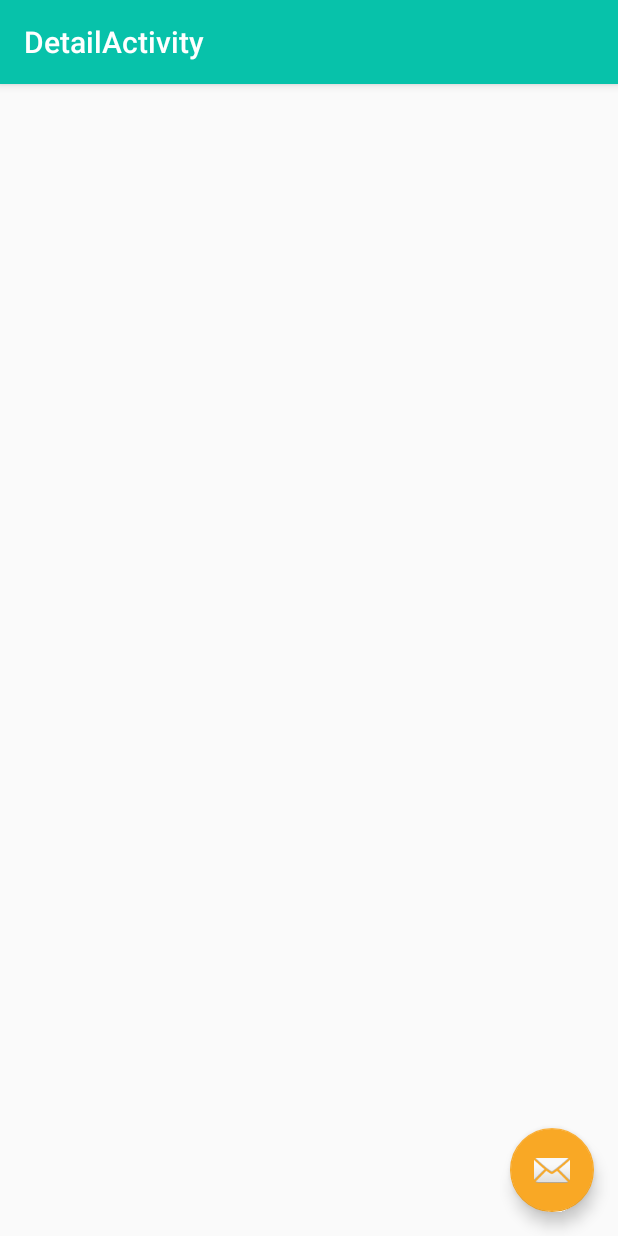
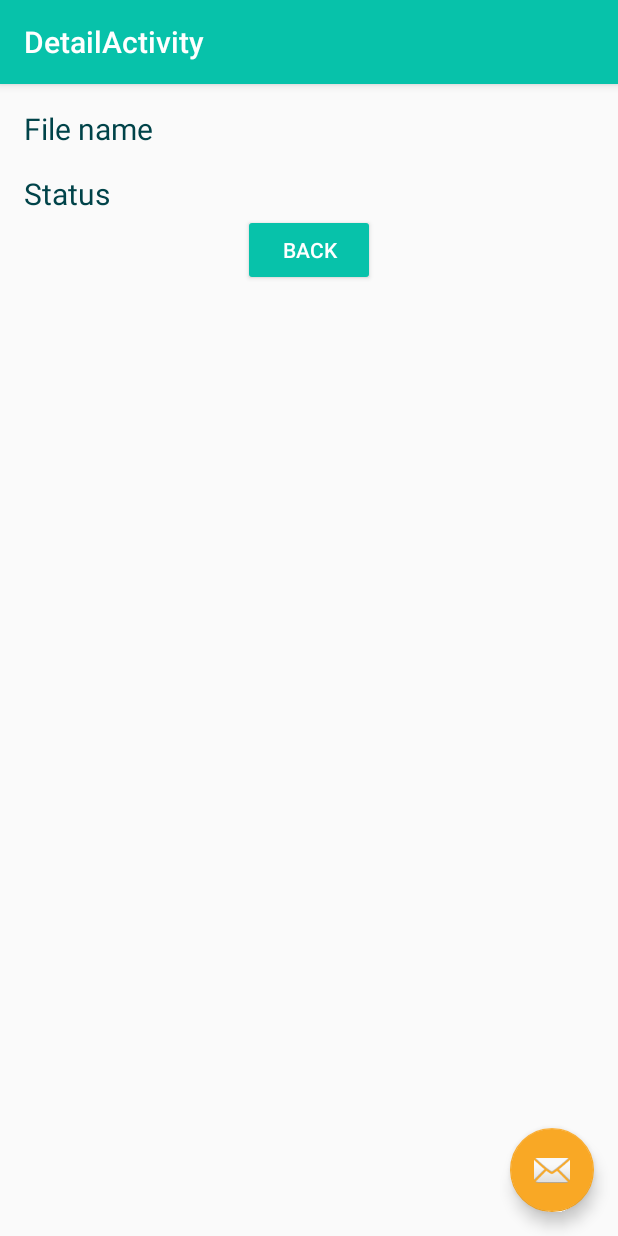
Before and after one commit to ancutapopescu/LoadApp, an Android app: the DetailActivity screen opened directly, with no data from a screen before it, on a phone screen of 412 x 824 dp. Run offline under Robolectric (Android 15) with nearby library versions, the phone set to English and light mode, and no system bars.

Commit message:
First commit

```diff
--- a/app/src/main/java/com/udacity/DetailActivity.kt
+++ b/app/src/main/java/com/udacity/DetailActivity.kt
@@ -1,15 +1,49 @@
 package com.udacity
 
+import android.app.NotificationManager
+import android.content.Intent
+import android.graphics.Color
 import android.os.Bundle
+import android.view.View
 import androidx.appcompat.app.AppCompatActivity
+import androidx.core.content.ContextCompat
 import kotlinx.android.synthetic.main.activity_detail.*
+import kotlinx.android.synthetic.main.content_detail.*
 
 class DetailActivity : AppCompatActivity() {
+
+    private lateinit var notificationManager: NotificationManager
 
     override fun onCreate(savedInstanceState: Bundle?) {
         super.onCreate(savedInstanceState)
         setContentView(R.layout.activity_detail)
         setSupportActionBar(toolbar)
+
+        // Initialize Notification Manager
+        notificationManager = ContextCompat.getSystemService(
+            applicationContext,
+            NotificationManager::class.java
+        ) as NotificationManager
+
+        notificationManager.cancelAll()
+
+        back_button.setOnClickListener {
+            goBack()
+        }
+
+        val statusExtra = intent.getStringExtra("status")
+        val fileName = intent.getStringExtra("filename")
+
+        filename.text = fileName
+        status.text = statusExtra
+    }
+
+
+
+
+    fun goBack() {
+        val intent = Intent(this, MainActivity::class.java)
+        startActivity(intent)
     }
 
 }
--- a/app/src/main/java/com/udacity/MainActivity.kt
+++ b/app/src/main/java/com/udacity/MainActivity.kt
@@ -41,6 +41,12 @@ class MainActivity : AppCompatActivity() {
         setSupportActionBar(toolbar)
 
         registerReceiver(receiver, IntentFilter(DownloadManager.ACTION_DOWNLOAD_COMPLETE))
+
+        // Initialize the notification manager
+        notificationManager = ContextCompat.getSystemService(
+            applicationContext,
+            NotificationManager::class.java
+        ) as NotificationManager
 
         customButton = findViewById(R.id.custom_button)
         customButton.setOnClickListener {
--- a/app/src/main/java/com/udacity/util/NotificationUtils.kt
+++ b/app/src/main/java/com/udacity/util/NotificationUtils.kt
@@ -6,6 +6,7 @@ import android.content.Context
 import android.content.Intent
 import android.graphics.BitmapFactory
 import androidx.core.app.NotificationCompat
+import com.udacity.DetailActivity
 import com.udacity.MainActivity
 import com.udacity.R
 
@@ -22,12 +23,12 @@ private val FLAGS = 0
  */
 fun NotificationManager.sendNotification(messageBody: String, applicationContext: Context, status: String) {
     // Create the content intent for the notification, which launches this activity.
-    // TODO: Step 1.11 create intent
-    val contentIntent = Intent(applicationContext, MainActivity::class.java)
+    // Step 1.11 create intent
+    val contentIntent = Intent(applicationContext, DetailActivity::class.java)
         .putExtra("fileName", messageBody)
         .putExtra("status", status)
 
-    // TODO: Step 1.12 create PendingIntent
+    // Step 1.12 create PendingIntent
     val contentPendingIntent = PendingIntent.getActivity(
         applicationContext,
         NOTIFICATION_ID,
@@ -36,7 +37,7 @@ fun NotificationManager.sendNotification(messageBody: String, applicationContext
     )
 
 
-    // TODO: Step 2.0 add style
+    // Step 2.0 add style
    val cloudImage = BitmapFactory.decodeResource(
         applicationContext.resources,
         R.drawable.ic_load_app_notification_200dp
@@ -47,41 +48,43 @@ fun NotificationManager.sendNotification(messageBody: String, applicationContext
 
 
 
-    // TODO: Step 1.2 get an instance of NotificationCompat.Builder
+    // Step 1.2 get an instance of NotificationCompat.Builder
     // Build the notification
     val builder = NotificationCompat.Builder(
         applicationContext,
         applicationContext.getString(R.string.download_channel_id)
     )
 
-        // TODO: Step 1.8 use the new 'breakfast' notification channel
 
-        // TODO: Step 1.3 set title, text and icon to builder
+
+    // Step 1.3 set title, text and icon to builder
     .setSmallIcon(R.drawable.ic_load_app_notification)
     .setContentTitle(applicationContext
     .getString(R.string.notification_title))
     .setContentText(messageBody)
 
-        // TODO: Step 1.13 set content intent
+    // Step 1.13 set content intent
     .setContentIntent(contentPendingIntent)
     .setAutoCancel(true)
 
+    // Set the action to open the DetailActivity
+    .addAction(0,
+        applicationContext.getString(R.string.notification_action_details),
+        contentPendingIntent)
 
-        // TODO: Step 2.1 add style to builder
+    // Step 2.5 set priority
+    .setPriority(NotificationCompat.PRIORITY_HIGH)
+
+    // Step 2.1 add style to builder
     .setStyle(bigPicStyle)
     .setLargeIcon(cloudImage)
 
-        // TODO: Step 2.5 set priority
-        .setPriority(NotificationCompat.PRIORITY_HIGH)
-    // TODO: Step 1.4 call notify
+
+    // Step 1.4 call notify
     notify(NOTIFICATION_ID, builder.build())
 }
 
-// TODO: Step 1.14 Cancel all notifications
-/**
- * Cancels all notifications.
- *
- */
+// Step 1.14 Cancel all notifications
 fun NotificationManager.cancelNotifications() {
     cancelAll()
 }
--- a/app/src/main/res/layout/content_detail.xml
+++ b/app/src/main/res/layout/content_detail.xml
@@ -1,11 +1,79 @@
 <?xml version="1.0" encoding="utf-8"?>
-<androidx.constraintlayout.widget.ConstraintLayout xmlns:android="http://schemas.android.com/apk/res/android"
+<androidx.constraintlayout.motion.widget.MotionLayout xmlns:android="http://schemas.android.com/apk/res/android"
     xmlns:app="http://schemas.android.com/apk/res-auto"
     xmlns:tools="http://schemas.android.com/tools"
+    android:id="@+id/MotionLayout"
     android:layout_width="match_parent"
     android:layout_height="match_parent"
+    app:layoutDescription="@xml/content_detail_scene"
     app:layout_behavior="@string/appbar_scrolling_view_behavior"
     tools:context=".DetailActivity"
     tools:showIn="@layout/activity_detail">
 
-</androidx.constraintlayout.widget.ConstraintLayout>
+
+    <TextView
+        android:id="@+id/filename_label"
+        android:layout_width="wrap_content"
+        android:layout_height="wrap_content"
+        android:layout_marginStart="@dimen/spacing_normal"
+        android:layout_marginTop="@dimen/spacing_normal"
+        android:text="@string/filename_label"
+        android:textColor="@color/colorPrimaryDark"
+        android:textSize="@dimen/default_text_size"
+        app:layout_constraintStart_toStartOf="parent"
+        app:layout_constraintTop_toTopOf="parent"/>
+
+    <TextView
+        android:id="@+id/filename"
+        android:layout_width="0dp"
+        android:layout_height="wrap_content"
+        android:layout_marginStart="@dimen/spacing_normal"
+        android:layout_marginTop="@dimen/spacing_normal"
+        android:layout_marginEnd="@dimen/spacing_normal"
+        android:maxLines="4"
+        android:textColor="@color/colorPrimaryDark"
+        android:textSize="@dimen/default_text_size"
+        app:layout_constraintEnd_toEndOf="parent"
+        app:layout_constraintStart_toEndOf="@id/filename_label"
+        app:layout_constraintTop_toTopOf="parent" />
+
+    <TextView
+        android:id="@+id/status_label"
+        android:layout_width="wrap_content"
+        android:layout_height="wrap_content"
+        android:layout_marginStart="@dimen/spacing_normal"
+        android:layout_marginTop="@dimen/spacing_normal"
+        android:text="@string/status_label"
+        android:textColor="@color/colorPrimaryDark"
+        android:textSize="@dimen/default_text_size"
+        app:layout_constraintStart_toStartOf="parent"
+        app:layout_constraintTop_toBottomOf="@id/filename" />
+
+    <TextView
+        android:id="@+id/status"
+        android:layout_width="0dp"
+        android:layout_height="wrap_content"
+        android:layout_marginStart="@dimen/spacing_normal"
+        android:layout_marginTop="@dimen/spacing_normal"
+        android:layout_marginEnd="@dimen/spacing_normal"
+        android:maxLines="4"
+        android:textColor="@color/colorPrimaryDark"
+        android:textSize="@dimen/default_text_size"
+        app:layout_constraintEnd_toEndOf="parent"
+        app:layout_constraintStart_toEndOf="@id/status_label"
+        app:layout_constraintTop_toBottomOf="@id/filename"
+        tools:text="Success" />
+
+    <Button
+        android:id="@+id/back_button"
+        android:layout_width="wrap_content"
+        android:layout_height="wrap_content"
+        android:backgroundTint="@color/colorPrimary"
+        android:text="@string/back_button"
+        android:textColor="@color/white"
+        app:layout_constraintHorizontal_weight="0.5"
+        app:layout_constraintStart_toStartOf="parent"
+        app:layout_constraintEnd_toEndOf="parent"
+        app:layout_constraintTop_toBottomOf="@id/status" />
+
+</androidx.constraintlayout.motion.widget.MotionLayout>
--- a/app/src/main/res/values/strings.xml
+++ b/app/src/main/res/values/strings.xml
@@ -20,5 +20,9 @@
     <string name="download_channel_id" translatable="false">Load App Channel</string>
     <string name="download_channel_name" translatable="true">Download Status</string>
     <string name="download_channel_description">Download status notifications (complete or fail.)</string>
+    <string name="notification_action_details">Check Status</string>
+    <string name="filename_label">File name</string>
+    <string name="status_label">Status</string>
+    <string name="back_button">BACK</string>
 
 </resources>
--- /dev/null
+++ b/app/src/main/res/xml/content_detail_scene.xml
@@ -0,0 +1,69 @@
+<?xml version="1.0" encoding="utf-8"?>
+<MotionScene xmlns:android="http://schemas.android.com/apk/res/android"
+    xmlns:app="http://schemas.android.com/apk/res-auto">
+
+        <!--Define @id/start-->
+    <ConstraintSet android:id="@+id/start">
+        <!--<Constraint android:id="@+id/widget" />-->
+
+        <Constraint
+            android:id="@+id/back_button"
+            android:layout_width="wrap_content"
+            android:layout_height="wrap_content"
+            app:layout_constraintHorizontal_weight="0.5"
+            app:layout_constraintStart_toStartOf="parent"
+            app:layout_constraintEnd_toEndOf="parent"
+            app:layout_constraintTop_toBottomOf="@id/status" />
+        <Constraint
+            android:id="@+id/filename"
+            app:layout_constraintEnd_toEndOf="parent"
+            app:layout_constraintStart_toEndOf="@id/filename_label"
+            android:layout_width="0dp"
+            android:layout_height="wrap_content"
+            android:layout_marginEnd="@dimen/spacing_normal"
+            android:layout_marginStart="@dimen/spacing_normal"
+            app:layout_constraintTop_toTopOf="parent"
+            android:layout_marginTop="@dimen/spacing_normal" />
+        <Constraint
+            android:id="@+id/filename"
+            app:layout_constraintEnd_toEndOf="parent"
+            app:layout_constraintStart_toEndOf="@id/filename_label"
+            android:layout_width="0dp"
+            android:layout_height="wrap_content"
+            android:layout_marginEnd="@dimen/spacing_normal"
+            android:layout_marginStart="@dimen/spacing_normal"
+            app:layout_constraintTop_toTopOf="parent"
+            android:layout_marginTop="@dimen/spacing_normal" />
+        <Constraint
+            android:layout_marginEnd="@dimen/spacing_normal"
+            android:layout_height="wrap_content"
+            android:layout_marginTop="@dimen/spacing_normal"
+            app:layout_constraintEnd_toEndOf="parent"
+            android:layout_width="0dp"
+            app:layout_constraintTop_toBottomOf="@id/filename"
+            app:layout_constraintStart_toEndOf="@+id/filename_label"
+            android:id="@+id/status"
+            android:layout_marginStart="@dimen/spacing_normal" />
+    </ConstraintSet>
+
+    <!--Define @id/end-->
+    <ConstraintSet android:id="@+id/end">
+        <!--<Constraint android:id="@id/widget" />-->
+        <Constraint
+            android:id="@+id/back_button"
+            android:layout_width="wrap_content"
+            android:layout_height="wrap_content"
+            app:layout_constraintStart_toStartOf="parent"
+            app:layout_constraintTop_toBottomOf="@id/status" />
+    </ConstraintSet>
+
+    <!--Define a Transition-->
+    <Transition
+        app:constraintSetStart="@+id/start"
+        app:constraintSetEnd="@+id/end"
+        app:duration="2000">
+        <OnClick
+            app:clickAction="toggle"
+            app:targetId="@id/back_button" />
+    </Transition>
+</MotionScene>
```
Lines whose indentation alone changed are shown as unchanged.
